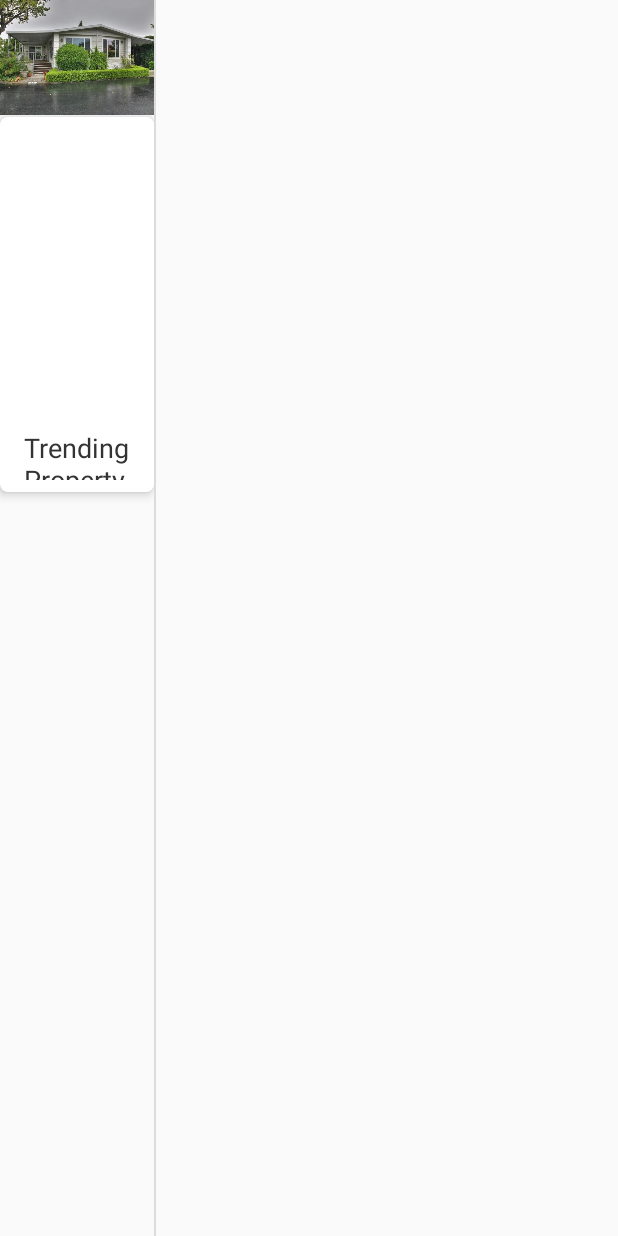
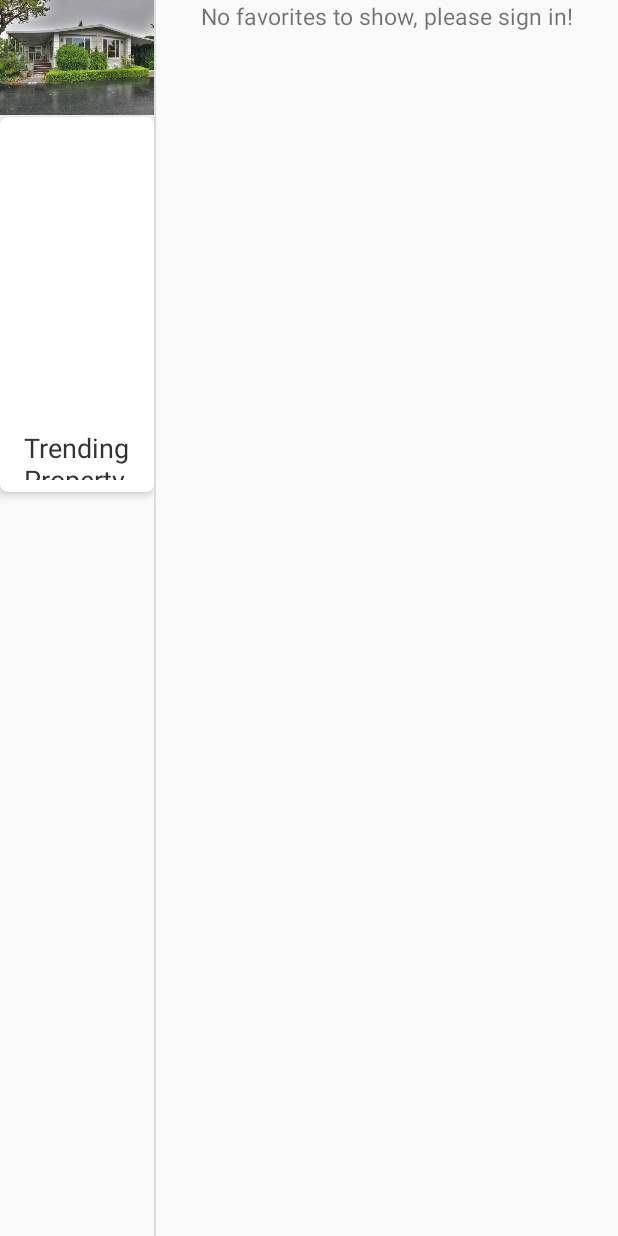
Before and after one commit to CMPE277Shelter/shelterApp, an Android app: the fragment FavoriteFragment placed in its activity, on a phone screen of 412 x 824 dp. Run offline under Robolectric (Android 15) with nearby library versions, the phone set to English and light mode, and no system bars; libraries missing offline, so code that uses them is left out: com.facebook, com.facebook.login, cz.msebera.android; 19 statements that could not run were skipped.

Commit message:
Bug fixes

```diff
--- a/Shelter/app/src/main/AndroidManifest.xml
+++ b/Shelter/app/src/main/AndroidManifest.xml
@@ -89,7 +89,7 @@
             <!--android:theme="@style/AppTheme.NoActionBar">-->
         <!--</activity>-->
         <activity android:name=".user.tenant.search.SearchPropertyPagerActivity"
-                  android:theme="@style/AppTheme.NoActionBar">
+                  android:theme="@style/AppTheme">
             <meta-data
                 android:name="android.support.PARENT_ACTIVITY"
                 android:value=".HomeActivity"/>
--- a/Shelter/app/src/main/java/com/android/shelter/HomeFragment.java
+++ b/Shelter/app/src/main/java/com/android/shelter/HomeFragment.java
@@ -52,12 +52,11 @@ public class HomeFragment extends Fragment {
         View v = inflater.inflate(R.layout.content_home, container, false);
 
         ImageView header = (ImageView)v.findViewById(R.id.header);
+        Log.d(TAG, "HEader image width "+ header.getWidth());
         new DownloadImageTask(header).execute
                 ("http://ec2-52-36-142-168.us-west-2.compute.amazonaws.com:5000/drawable?filename=header.jpg");
 
-        new TrendingPropertyTask(getContext(), "trendingProperty", v, new FragmentCallbackTrending() {
-            @Override
-            public void onTaskDone(View v) {
+
         mPropertyImageView = (ImageView) v.findViewById(R.id.trending_thumbnail);
         mPropertyName = (TextView) v.findViewById(R.id.trending_name);
         mPropertyType = (TextView) v.findViewById(R.id.trending_type);
@@ -66,6 +65,11 @@ public class HomeFragment extends Fragment {
         mBaths = (TextView) v.findViewById(R.id.trending_baths);
         mBeds =(TextView)v.findViewById(R.id.trending_beds);
         mFloorArea = (TextView)v.findViewById(R.id.trending_floorArea);
+
+        new TrendingPropertyTask(getContext(), "trendingProperty", v, new FragmentCallback() {
+            @Override
+            public void onTaskDone() {
+
                 ArrayList<Property> propertyList= PropertyLab.get(getContext()).getProperties();
                 Property property = propertyList.get(0);
                 mProperty = property;
@@ -75,6 +79,8 @@ public class HomeFragment extends Fragment {
                 if(mPropertyImage != null){
                     mPropertyImage = mProperty.getPropertyImages().get(0);
                     if(mPropertyImage.getImageResourceId() == 0){
+                        Log.d(TAG, "Image path "+ mPropertyImage.getImagePath() + " width "+ mPropertyImageView.getWidth());
+
                         new DownloadImageTask(mPropertyImageView).
                                 execute(mPropertyImage.getImagePath());
                     }else {
--- a/Shelter/app/src/main/java/com/android/shelter/user/landlord/PostPropertyActivity.java
+++ b/Shelter/app/src/main/java/com/android/shelter/user/landlord/PostPropertyActivity.java
@@ -40,8 +40,8 @@ public class PostPropertyActivity extends AbstractFragmentActivity {
 
     @Override
     public void onBackPressed() {
-        if(getFragmentManager().getBackStackEntryCount() > 0){
-            getFragmentManager().popBackStack();
+        if(getSupportFragmentManager().getBackStackEntryCount() > 0){
+            getSupportFragmentManager().popBackStack();
         }else {
             super.onBackPressed();
         }
--- a/Shelter/app/src/main/java/com/android/shelter/user/tenant/favorite/FavoriteFragment.java
+++ b/Shelter/app/src/main/java/com/android/shelter/user/tenant/favorite/FavoriteFragment.java
@@ -88,13 +88,14 @@ public class FavoriteFragment extends Fragment {
                             hideProgressDialog();
                         }
                     }).execute();
+            mFavEmtpyTextView.setVisibility(View.GONE);
         }else {
-            mFavEmtpyTextView.setVisibility(View.GONE);
+            mFavEmtpyTextView.setVisibility(View.VISIBLE);
         }
-
-        mPostingAdapter = new SearchPropertyAdapter(PropertyLab.get(getContext()).getProperties(),
-                getActivity(), getActivity().getSupportFragmentManager());
-        mPostingRecyclerView.setAdapter(mPostingAdapter);
+//
+//        mPostingAdapter = new SearchPropertyAdapter(PropertyLab.get(getContext()).getProperties(),
+//                getActivity(), getActivity().getSupportFragmentManager());
+//        mPostingRecyclerView.setAdapter(mPostingAdapter);
         return rootView;
     }
 
--- a/Shelter/app/src/main/java/com/android/shelter/user/tenant/search/SearchPropertyDetailFragment.java
+++ b/Shelter/app/src/main/java/com/android/shelter/user/tenant/search/SearchPropertyDetailFragment.java
@@ -47,7 +47,6 @@ public class SearchPropertyDetailFragment extends Fragment  {
     private TextView mContactPhone;
     private TextView mContactEmail;
     private TextView mDesc;
-    private Toolbar mToolbar;
     private ToggleButton mFavToggleButton;
 
     private PropertyImage mPropertyImage;
@@ -84,13 +83,10 @@ public class SearchPropertyDetailFragment extends Fragment  {
                              Bundle savedInstanceState) {
         View v = inflater.inflate(R.layout.fragment_search_property_detail, container, false);
 
-        mToolbar = (Toolbar) v.findViewById(R.id.search_property_toolbar);
-        ((AppCompatActivity)getActivity()).setSupportActionBar(mToolbar);
         ((AppCompatActivity)getActivity()).getSupportActionBar().setDisplayHomeAsUpEnabled(true);
         ((AppCompatActivity)getActivity()).getSupportActionBar().setDisplayShowHomeEnabled(true);
-        ((AppCompatActivity)getActivity()).getSupportActionBar().setDisplayShowTitleEnabled(false);
         ((AppCompatActivity)getActivity()).getSupportActionBar().setDisplayShowTitleEnabled(true);
-        ((AppCompatActivity)getActivity()).getSupportActionBar().setTitle(mProperty.getName());
+        //((AppCompatActivity)getActivity()).getSupportActionBar().setTitle(mProperty.getName());
 
 
         mImage = (ImageView) v.findViewById(R.id.detail_thumbnail);
--- a/Shelter/app/src/main/java/com/android/shelter/util/DownloadImageTask.java
+++ b/Shelter/app/src/main/java/com/android/shelter/util/DownloadImageTask.java
@@ -36,6 +36,7 @@ public class DownloadImageTask extends AsyncTask<String,Void,Bitmap> {
     protected void onPostExecute(Bitmap result){
         Log.d("setting image"," now");
         if(result != null){
+            Log.d("DOwnloadTask", "Width of image "+ imageView.getId() + "  width "+ imageView.getWidth());
             imageView.setImageBitmap(ImagePicker.scaleToFitWidth(result, imageView.getWidth()));
         }else {
             imageView.setImageResource(R.drawable.place_holder);
--- a/Shelter/app/src/main/java/com/android/shelter/util/TrendingPropertyTask.java
+++ b/Shelter/app/src/main/java/com/android/shelter/util/TrendingPropertyTask.java
@@ -37,12 +37,11 @@ public class TrendingPropertyTask extends AsyncTask<Void, Void, String> {
     private String absoluteURL;
     private Context context;
     private String endpoint;
-    private FragmentCallbackTrending mFragmentCallback;
-    private View view;
+    private FragmentCallback mFragmentCallback;
 
-    public TrendingPropertyTask(Context context,String endpoint, View v, FragmentCallbackTrending fragmentCallback){
+
+    public TrendingPropertyTask(Context context,String endpoint, View v, FragmentCallback fragmentCallback){
         this.context=context;
-        this.view = v;
         this.endpoint=endpoint;
         this.mFragmentCallback = fragmentCallback;
     }
@@ -144,7 +143,7 @@ public class TrendingPropertyTask extends AsyncTask<Void, Void, String> {
                     PropertyLab.get(context).addProperty(property);
 //                    Log.d("Object-" + i + ":", jsonObj.toString());
                 }
-                mFragmentCallback.onTaskDone(view);
+                mFragmentCallback.onTaskDone();
             } catch (JSONException e) {
                 e.printStackTrace();
             }
--- a/Shelter/app/src/main/res/layout/content_home.xml
+++ b/Shelter/app/src/main/res/layout/content_home.xml
@@ -34,7 +34,7 @@
                 cardview:cardCornerRadius="5dp"
                 android:layout_marginTop="1dp">
                 <LinearLayout
-                    android:layout_width="fill_parent"
+                    android:layout_width="match_parent"
                     android:layout_height="wrap_content"
                     android:orientation="vertical"
                     android:padding="8dp">
```
Also changed, not shown: Shelter/app/src/main/java/com/android/shelter/property/PropertyLab.java (+10 -0 lines), Shelter/app/src/main/java/com/android/shelter/user/landlord/MyPostingFragment.java (+7 -1 lines), Shelter/app/src/main/java/com/android/shelter/user/landlord/PostPropertyFragment.java (+5 -24 lines), Shelter/app/src/main/java/com/android/shelter/user/landlord/PostedPropertyFragment.java (+20 -7 lines), Shelter/app/src/main/java/com/android/shelter/user/landlord/PostedPropertyPagerActivity.java (+19 -2 lines), Shelter/app/src/main/java/com/android/shelter/user/tenant/search/SearchPropertyPagerActivity.java (+22 -2 lines), Shelter/app/src/main/java/com/android/shelter/util/ImagePicker.java (+6 -2 lines), Shelter/app/src/main/res/layout/fragment_search_property_detail.xml (+0 -8 lines), Shelter/app/src/main/res/layout/post_property_fragment.xml (+1 -11 lines). Lines whose indentation alone changed are shown as unchanged.
